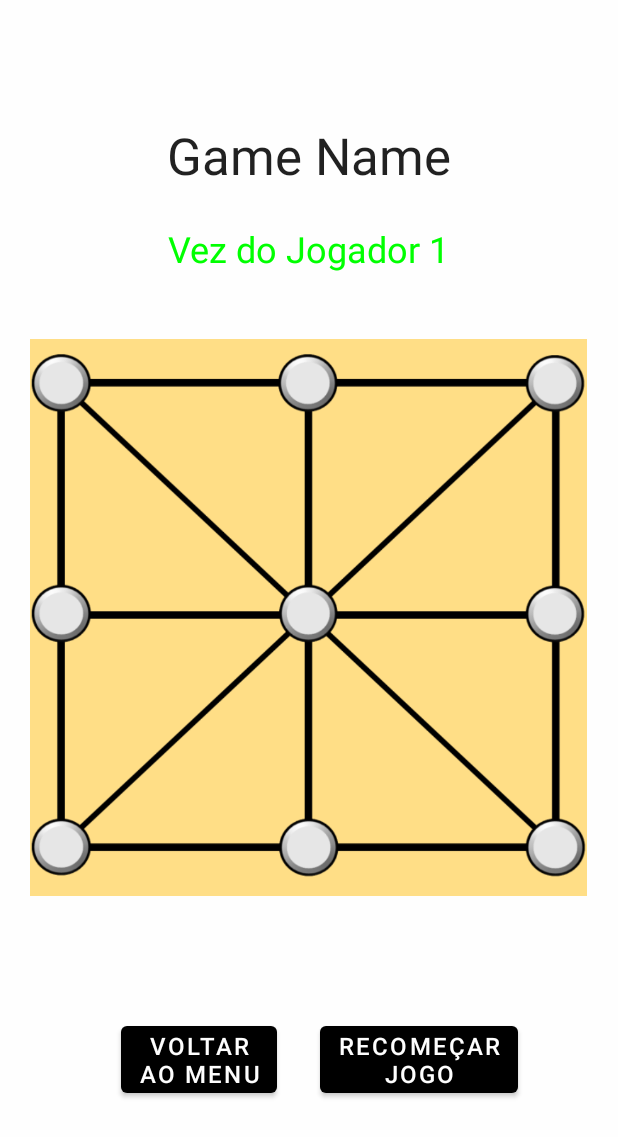
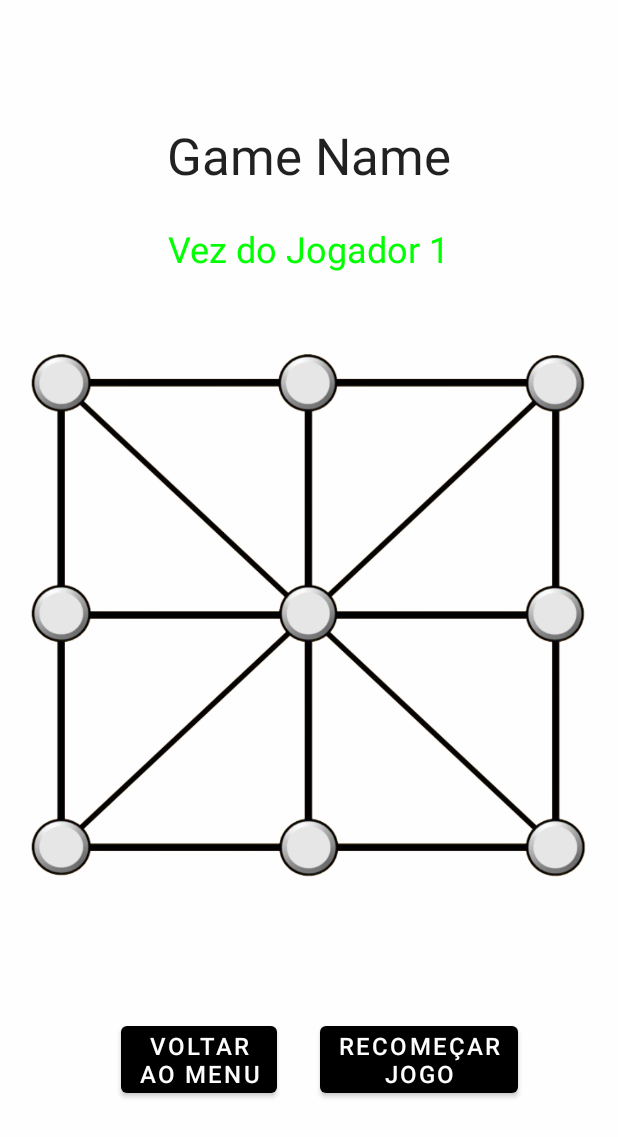
Before and after one commit to grpartichelli/LoBoards, an Android app: the GameActivity screen opened directly, with no data from a screen before it, on a phone screen of 412 x 824 dp. Shown: the top 1137 px of the screen. Run offline under Robolectric (Android 15) with nearby library versions, the phone set to English and light mode, and no system bars; 9 statements that could not run were skipped.

Commit message:
feat: use transparent drawing

```diff
--- a/app/src/main/java/com/marcoantonioaav/lobogames/ui/BoardView.java
+++ b/app/src/main/java/com/marcoantonioaav/lobogames/ui/BoardView.java
@@ -48,7 +48,7 @@ public class BoardView extends View {
     }
 
     private void initializeView() {
-        boardImage = ResourcesCompat.getDrawable(getResources(), R.drawable.tapatan, null);
+        boardImage = ResourcesCompat.getDrawable(getResources(), R.drawable.tapantan, null);
     }
 
     public void resizeToScreenSize() {
```
Also changed, not shown: app/src/main/res/drawable/tapantan.png (added), app/src/main/res/drawable/tapatan.png (deleted).
